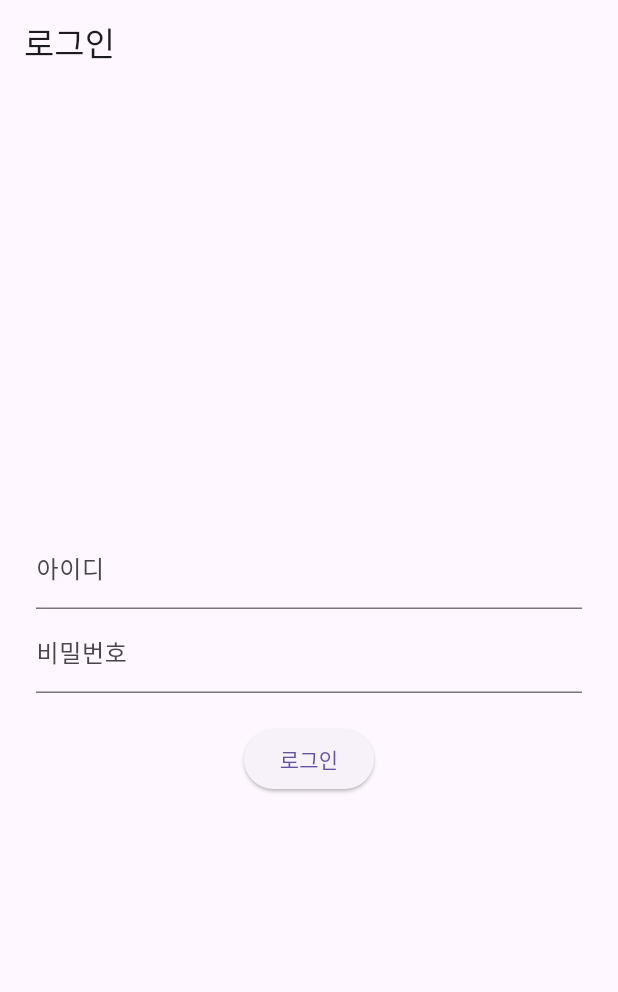
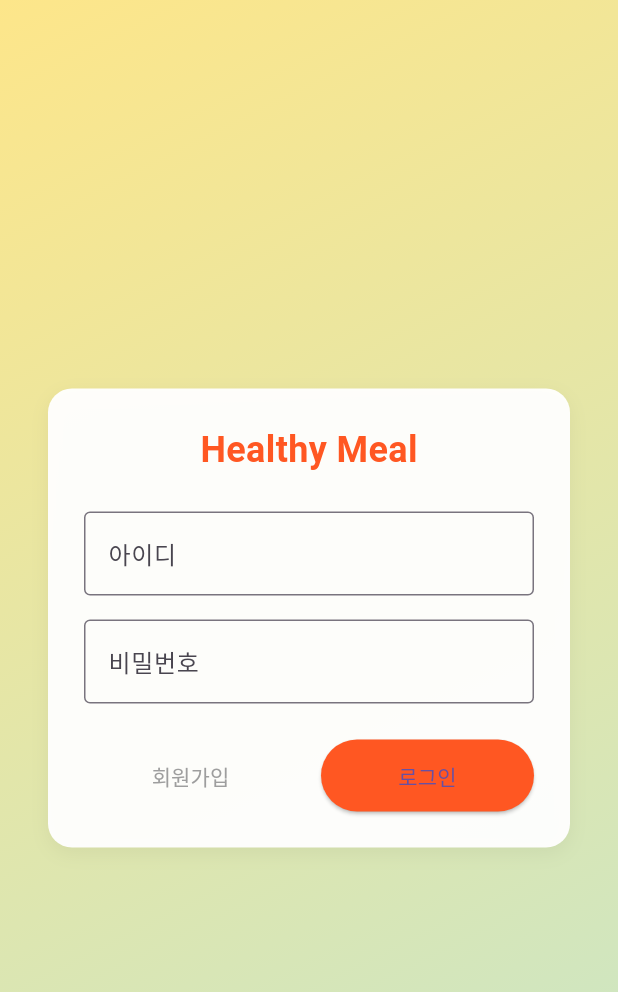
Before and after one commit to mecc91/healthapp, a Flutter app: the screen it shows after launch, on a phone screen of 412 x 824 dp. Shown: the top 992 px of the screen. Run offline on Flutter 3.47's test engine with Material 3 defaults, Android fonts, the phone set to English and light mode, and no system bars; our stand-ins replace image_picker, shared_preferences; Roboto replaces fonts that are missing (korfont1).

Commit message:
회원가입구현
회원가입가지 구현

```diff
--- a/lib/loginPage/login.dart
+++ b/lib/loginPage/login.dart
@@ -1,4 +1,5 @@
 import 'package:flutter/material.dart';
+import 'package:healthymeal/registrationPage/registration.dart';
 import 'dart:convert';
 import 'package:http/http.dart' as http;
 import 'package:shared_preferences/shared_preferences.dart';
@@ -10,10 +11,34 @@ class LoginPage extends StatefulWidget {
   State<LoginPage> createState() => _LoginPageState();
 }
 
-class _LoginPageState extends State<LoginPage> {
+class _LoginPageState extends State<LoginPage> with TickerProviderStateMixin {
   final TextEditingController _idController = TextEditingController();
   final TextEditingController _pwController = TextEditingController();
   bool _isLoading = false;
+
+  late AnimationController _fadeController;
+  late Animation<double> _fadeAnimation;
+
+  @override
+  void initState() {
+    super.initState();
+    _fadeController = AnimationController(
+      duration: const Duration(milliseconds: 800),
+      vsync: this,
+    );
+    _fadeAnimation = CurvedAnimation(
+      parent: _fadeController,
+      curve: Curves.easeInOut,
+    );
+
+    _fadeController.forward();
+  }
+
+  @override
+  void dispose() {
+    _fadeController.dispose();
+    super.dispose();
+  }
 
   Future<bool> loginUser(String id, String password) async {
     final url = Uri.parse('http://152.67.196.3:4912/users/${id.trim()}');
@@ -21,16 +46,10 @@ class _LoginPageState extends State<LoginPage> {
       final response = await http.get(url);
       if (response.statusCode == 200) {
         final user = jsonDecode(response.body);
-
         final serverPassword = user['hashedPassword']?.toString().trim();
         final inputPassword = password.trim();
-
-        print("✅ 서버 비밀번호: $serverPassword");
-        print("✅ 입력 비밀번호: $inputPassword");
-
         return serverPassword == inputPassword;
       } else {
-        print("❌ 서버 응답 코드: ${response.statusCode}");
         return false;
       }
     } catch (e) {
@@ -41,34 +60,25 @@ class _LoginPageState extends State<LoginPage> {
 
   Future<void> saveLoginId(String id) async {
     final prefs = await SharedPreferences.getInstance();
-    await prefs.setString('userId', id); // ✅ 로그인 ID 저장
+    await prefs.setString('userId', id);
   }
 
   void _handleLogin() async {
     setState(() => _isLoading = true);
-
     final id = _idController.text.trim();
     final pw = _pwController.text.trim();
-
     final success = await loginUser(id, pw);
-
     setState(() => _isLoading = false);
 
     if (success) {
-      await saveLoginId(id); // ✅ 로그인 ID 저장 호출
+      await saveLoginId(id);
       Navigator.pushReplacementNamed(context, '/dashboard');
     } else {
       showDialog(
         context: context,
-        builder: (_) => AlertDialog(
-          title: const Text("로그인 실패"),
-          content: const Text("아이디 또는 비밀번호가 올바르지 않습니다."),
-          actions: [
-            TextButton(
-              onPressed: () => Navigator.pop(context),
-              child: const Text("확인"),
-            )
-          ],
+        builder: (_) => const AlertDialog(
+          title: Text("로그인 실패"),
+          content: Text("아이디 또는 비밀번호가 올바르지 않습니다."),
         ),
       );
     }
@@ -77,29 +87,104 @@ class _LoginPageState extends State<LoginPage> {
   @override
   Widget build(BuildContext context) {
     return Scaffold(
-      appBar: AppBar(title: const Text('로그인')),
-      body: Padding(
-        padding: const EdgeInsets.all(24.0),
+      body: FadeTransition(
+        opacity: _fadeAnimation,
+        child: Container(
+          decoration: const BoxDecoration(
+            gradient: LinearGradient(
+              colors: [
+                Color(0xFFFDE68A),
+                Color(0xFFC8E6C9),
+              ],
+              begin: Alignment.topLeft,
+              end: Alignment.bottomRight,
+            ),
+          ),
+          child: Center(
+            child: Padding(
+              padding: const EdgeInsets.symmetric(horizontal: 32.0),
+              child: Container(
+                padding: const EdgeInsets.all(24),
+                decoration: BoxDecoration(
+                  color: Colors.white.withOpacity(0.95),
+                  borderRadius: BorderRadius.circular(16),
+                  boxShadow: [
+                    BoxShadow(
+                      color: Colors.black.withOpacity(0.05),
+                      blurRadius: 10,
+                      offset: const Offset(0, 4),
+                    )
+                  ],
+                ),
                 child: Column(
-          mainAxisAlignment: MainAxisAlignment.center,
+                  mainAxisSize: MainAxisSize.min,
                   children: [
+                    const Text(
+                      "Healthy Meal",
+                      style: TextStyle(
+                        fontSize: 24,
+                        fontWeight: FontWeight.bold,
+                        color: Colors.deepOrange,
+                      ),
+                    ),
+                    const SizedBox(height: 24),
                     TextField(
                       controller: _idController,
-              decoration: const InputDecoration(labelText: '아이디'),
+                      decoration: const InputDecoration(
+                        labelText: '아이디',
+                        border: OutlineInputBorder(),
                       ),
+                    ),
+                    const SizedBox(height: 16),
                     TextField(
                       controller: _pwController,
                       obscureText: true,
-              decoration: const InputDecoration(labelText: '비밀번호'),
+                      decoration: const InputDecoration(
+                        labelText: '비밀번호',
+                        border: OutlineInputBorder(),
                       ),
-            const SizedBox(height: 20),
+                    ),
+                    const SizedBox(height: 24),
                     _isLoading
                         ? const CircularProgressIndicator()
-                : ElevatedButton(
+                        : Row(
+                            mainAxisAlignment: MainAxisAlignment.spaceBetween,
+                            children: [
+                              Expanded(
+                                child: TextButton(
+                                  onPressed: () {
+                                    Navigator.push(
+                                      context,
+                                      MaterialPageRoute(
+                                          builder: (_) =>
+                                              const RegistrationPage()),
+                                    );
+                                  },
+                                  child: const Text(
+                                    "회원가입",
+                                    style: TextStyle(color: Colors.grey),
+                                  ),
+                                ),
+                              ),
+                              const SizedBox(width: 16),
+                              Expanded(
+                                child: ElevatedButton(
                                   onPressed: _handleLogin,
-                    child: const Text('로그인'),
+                                  style: ElevatedButton.styleFrom(
+                                    backgroundColor: Colors.deepOrange,
+                                    padding: const EdgeInsets.symmetric(
+                                        vertical: 14),
+                                  ),
+                                  child: const Text("로그인"),
+                                ),
                               ),
                             ],
+                          ),
+                  ],
+                ),
+              ),
+            ),
+          ),
         ),
       ),
     );
--- a/lib/main.dart
+++ b/lib/main.dart
@@ -1,6 +1,7 @@
 import 'package:flutter/material.dart';
+import 'package:flutter_localizations/flutter_localizations.dart'; // ✅ 추가
 import 'package:healthymeal/dashboardPage/dashboard.dart';
-import 'package:healthymeal/loginPage/login.dart'; // 로그인 페이지 import
+import 'package:healthymeal/loginPage/login.dart';
 import 'package:intl/date_symbol_data_local.dart';
 import 'package:shared_preferences/shared_preferences.dart';
 
@@ -10,7 +11,6 @@ void main() async {
   WidgetsFlutterBinding.ensureInitialized();
   await initializeDateFormatting('ko_KR', null);
 
-  // ✅ SharedPreferences로 로그인 상태 확인
   final prefs = await SharedPreferences.getInstance();
   final String? userId = prefs.getString('userId');
 
@@ -30,13 +30,23 @@ class MyApp extends StatelessWidget {
         fontFamily: 'korfont1',
         useMaterial3: true,
       ),
-      initialRoute: initialRoute, // ✅ 자동 로그인 처리
+      initialRoute: initialRoute,
       routes: {
-        '/': (context) => const LoginPage(), // 로그인 페이지
-        '/dashboard': (context) => const Dashboard(), // 대시보드
+        '/': (context) => const LoginPage(),
+        '/dashboard': (context) => const Dashboard(),
       },
       debugShowCheckedModeBanner: false,
       navigatorObservers: [routeObserver],
+      localizationsDelegates: [
+        // ✅ DatePicker 오류 해결
+        GlobalMaterialLocalizations.delegate,
+        GlobalWidgetsLocalizations.delegate,
+        GlobalCupertinoLocalizations.delegate,
+      ],
+      supportedLocales: const [
+        Locale('ko', 'KR'),
+        Locale('en', 'US'),
+      ],
     );
   }
 }
--- a/pubspec.yaml
+++ b/pubspec.yaml
@@ -9,14 +9,16 @@ environment:
 dependencies:
   flutter:
     sdk: flutter
+  flutter_localizations: # ✅ DatePicker 로케일 지원용
+    sdk: flutter
   camera: ^0.11.1
   path_provider: ^2.1.5
   path: ^1.9.0
   image_picker: ^1.0.4
-  intl: ^0.20.2
+  intl: 0.19.0
   http: ^1.1.0
+  shared_preferences: ^2.2.2
 
-  shared_preferences: ^2.2.2
 
 dev_dependencies:
   flutter_test:
```
Also changed, not shown: lib/registrationPage/registration.dart (added, +244 -0 lines), pubspec.lock, 12 other files. Lines whose indentation alone changed are shown as unchanged.
